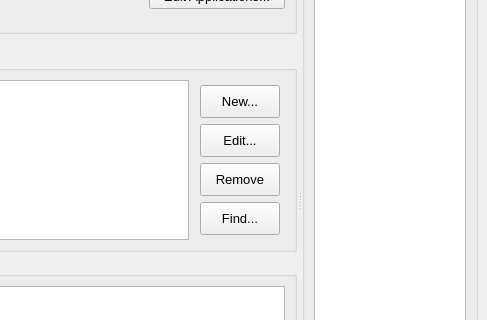
This is vkconfig/mainwindow.ui in LunarG/VulkanTools as Qt 5 draws it before an edit; both pictures show x 537 to 1024 and y 130 to 450 of the 1024 by 640 pixel window. The edited form follows.
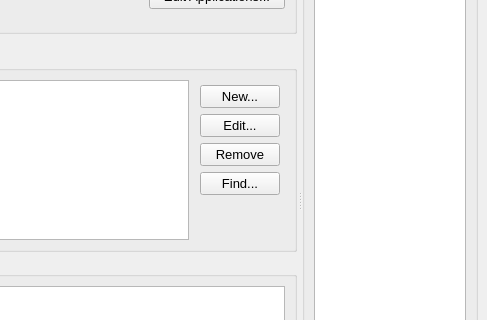
This is the edited form.

Commit message: vkconfig: resolve button style changing on macOS

```diff
--- a/vkconfig/mainwindow.ui
+++ b/vkconfig/mainwindow.ui
@@ -295,14 +295,14 @@
                 <item>
                  <widget class="QPushButton" name="push_button_new">
                   <property name="sizePolicy">
-                   <sizepolicy hsizetype="Minimum" vsizetype="Expanding">
+                   <sizepolicy hsizetype="Minimum" vsizetype="Minimum">
                     <horstretch>0</horstretch>
                     <verstretch>0</verstretch>
                    </sizepolicy>
                   </property>
                   <property name="minimumSize">
                    <size>
-                    <width>80</width>
+                    <width>0</width>
                     <height>0</height>
                    </size>
                   </property>
@@ -320,14 +320,14 @@
                 <item>
                  <widget class="QPushButton" name="push_button_edit">
                   <property name="sizePolicy">
-                   <sizepolicy hsizetype="Minimum" vsizetype="Expanding">
+                   <sizepolicy hsizetype="Minimum" vsizetype="Minimum">
                     <horstretch>0</horstretch>
                     <verstretch>0</verstretch>
                    </sizepolicy>
                   </property>
                   <property name="minimumSize">
                    <size>
-                    <width>80</width>
+                    <width>0</width>
                     <height>0</height>
                    </size>
                   </property>
@@ -345,14 +345,14 @@
                 <item>
                  <widget class="QPushButton" name="push_button_remove">
                   <property name="sizePolicy">
-                   <sizepolicy hsizetype="Minimum" vsizetype="Expanding">
+                   <sizepolicy hsizetype="Minimum" vsizetype="Minimum">
                     <horstretch>0</horstretch>
                     <verstretch>0</verstretch>
                    </sizepolicy>
                   </property>
                   <property name="minimumSize">
                    <size>
-                    <width>80</width>
+                    <width>0</width>
                     <height>0</height>
                    </size>
                   </property>
@@ -370,14 +370,14 @@
                 <item>
                  <widget class="QPushButton" name="push_button_find">
                   <property name="sizePolicy">
-                   <sizepolicy hsizetype="Minimum" vsizetype="Expanding">
+                   <sizepolicy hsizetype="Minimum" vsizetype="Minimum">
                     <horstretch>0</horstretch>
                     <verstretch>0</verstretch>
                    </sizepolicy>
                   </property>
                   <property name="minimumSize">
                    <size>
-                    <width>80</width>
+                    <width>0</width>
                     <height>0</height>
                    </size>
                   </property>
@@ -392,6 +392,22 @@
                   </property>
                  </widget>
                 </item>
+                <item>
+                 <spacer name="verticalSpacer">
+                  <property name="orientation">
+                   <enum>Qt::Vertical</enum>
+                  </property>
+                  <property name="sizeType">
+                   <enum>QSizePolicy::Expanding</enum>
+                  </property>
+                  <property name="sizeHint" stdset="0">
+                   <size>
+                    <width>20</width>
+                    <height>40</height>
+                   </size>
+                  </property>
+                 </spacer>
+                </item>
                </layout>
               </item>
              </layout>
```
